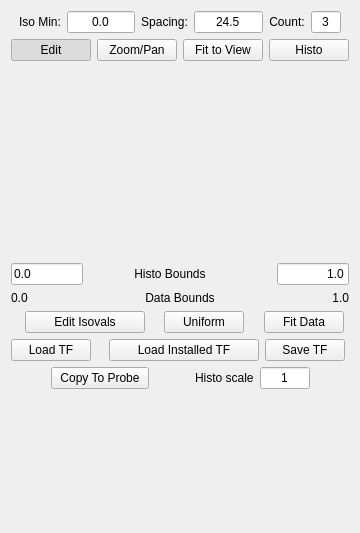
Qt form apps/vaporgui/guis/ui/contourIsovalues.ui (yyr/vapor) before a commit.
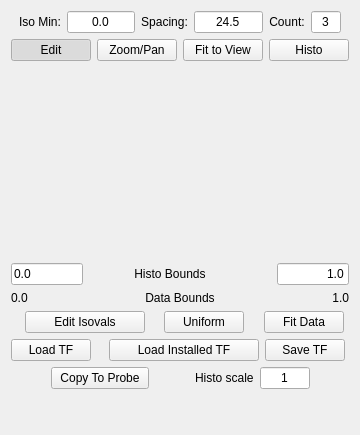
The same form after that commit. Custom widgets are drawn as their Qt base class.

```diff
--- a/apps/vaporgui/guis/ui/contourIsovalues.ui
+++ b/apps/vaporgui/guis/ui/contourIsovalues.ui
@@ -7,7 +7,7 @@
     <x>0</x>
     <y>0</y>
     <width>358</width>
-    <height>533</height>
+    <height>435</height>
    </rect>
   </property>
   <property name="windowTitle">
```
